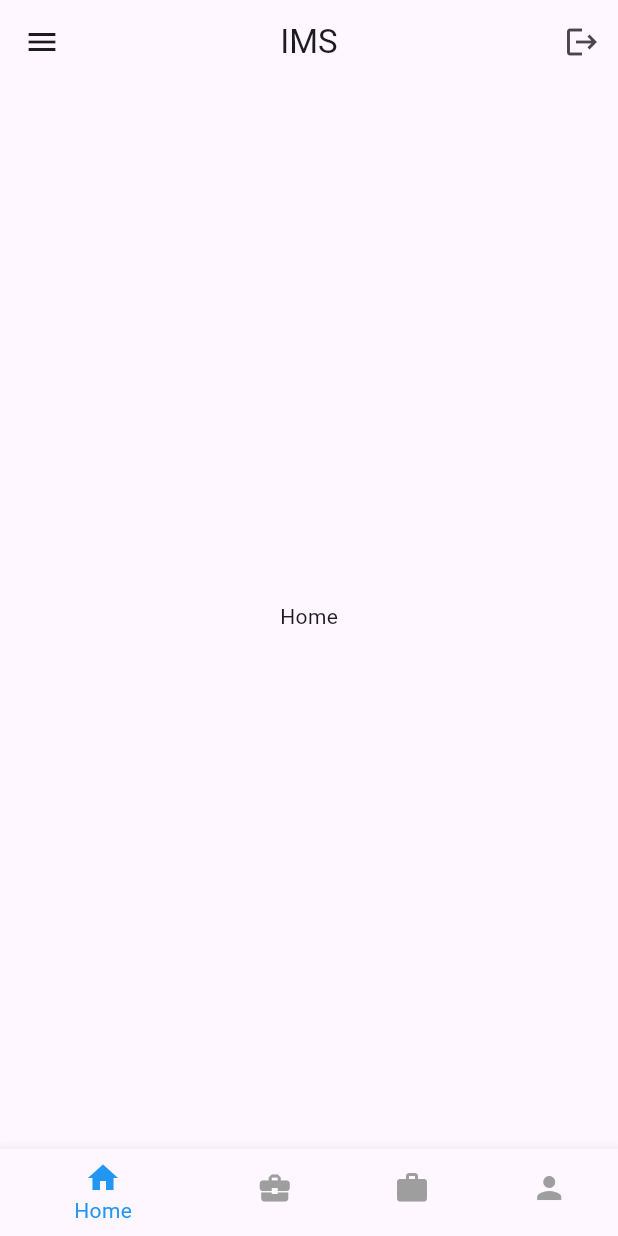
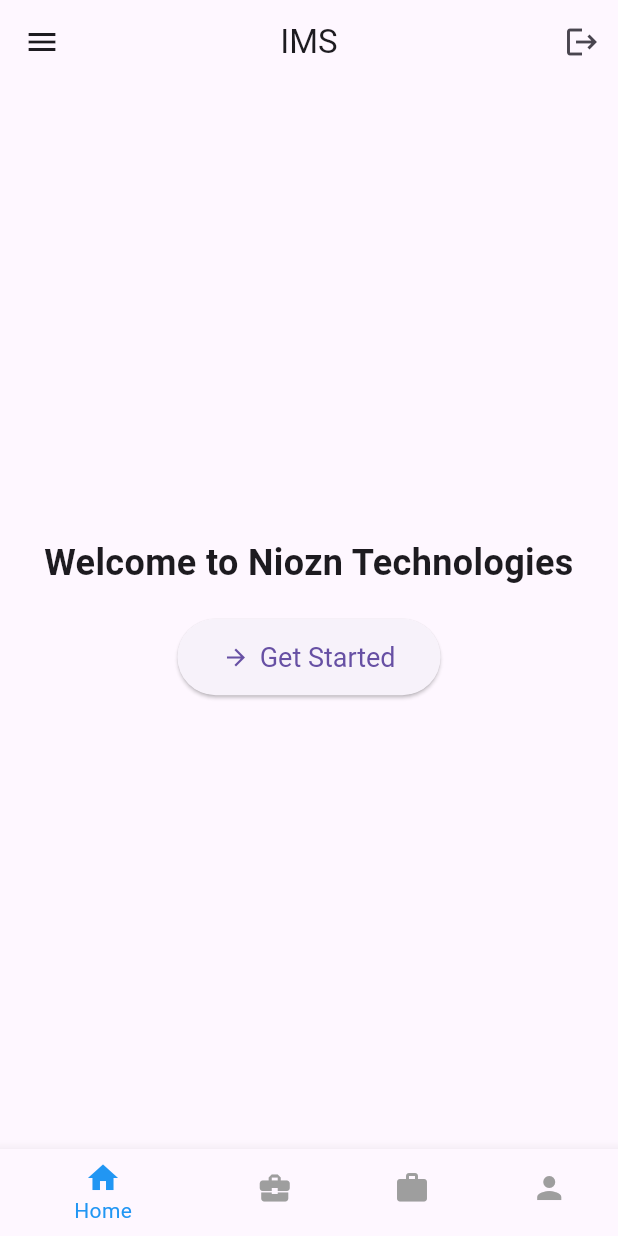
Before and after one commit to Akshayoojary/IMS-Flutter-project-MCA, a Flutter app: the screen it shows once a user with an empty profile is signed in, on a phone screen of 412 x 824 dp. Run offline on Flutter 3.47's test engine with Material 3 defaults, Android fonts, the phone set to English and light mode, and no system bars; our stand-ins replace cloud_firestore, email_validator, file_picker, firebase_auth, firebase_core, firebase_storage and 1 more; accounts and stored records are empty.

Commit message:
signup issue solved and some changes

```diff
--- a/ims/lib/main-pages/home-page.dart
+++ b/ims/lib/main-pages/home-page.dart
@@ -4,9 +4,10 @@
 import 'package:ims/main-pages/avil_internship.dart';  // Ensure correct import path
 import 'package:ims/components/top_app_bar.dart';
 import 'package:ims/pages/auth_page.dart';  // Import the modified TopAppBar widget
+import 'package:ims/main-pages/intern_dashboard.dart';  // Import the InternDashboard page
 
 class HomePage extends StatefulWidget {
-  const HomePage({Key? key}) : super(key: key);
+  const HomePage({super.key});
 
   @override
   State<HomePage> createState() => _HomePageState();
@@ -14,14 +15,13 @@
 
 class _HomePageState extends State<HomePage> {
   int _selectedIndex = 0;
-  final List<Widget> _pages = [
-    Center(child: Text('Home')),
-    Center(child: Text('Jobs')),
-    AvilInternshipPage(),  // Use the AvailInternship page here
-    const ProfilePage(),  // Use the ProfilePage here
-  ];
 
-  // Method to handle logout
+  void _onItemTapped(int index) {
+    setState(() {
+      _selectedIndex = index;
+    });
+  }
+
   void _logout() async {
     await FirebaseAuth.instance.signOut();
     Navigator.of(context).pushReplacement(
@@ -29,14 +29,41 @@
     );
   }
 
-  void _onItemTapped(int index) {
-    setState(() {
-      _selectedIndex = index;
-    });
-  }
-
   @override
   Widget build(BuildContext context) {
+    final List<Widget> _pages = [
+      Center(
+        child: Column(
+          mainAxisAlignment: MainAxisAlignment.center,
+          children: [
+            Text(
+              'Welcome to Niozn Technologies',
+              style: TextStyle(fontSize: 24, fontWeight: FontWeight.bold),
+              textAlign: TextAlign.center,
+            ),
+            SizedBox(height: 20),
+            ElevatedButton.icon(
+              onPressed: () {
+                Navigator.push(
+                  context,
+                  MaterialPageRoute(builder: (context) => const InternDashboard()),
+                );
+              },
+              icon: Icon(Icons.arrow_forward),
+              label: Text('Get Started'),
+              style: ElevatedButton.styleFrom(
+                padding: EdgeInsets.symmetric(horizontal: 30, vertical: 15),
+                textStyle: TextStyle(fontSize: 18),
+              ),
+            ),
+          ],
+        ),
+      ),
+      Center(child: Text('Jobs')),
+      AvilInternshipPage(),  // Use the AvailInternship page here
+      const ProfilePage(),  // Use the ProfilePage here
+    ];
+
     return Scaffold(
       appBar: TopAppBar(
         title: 'IMS',
--- a/ims/lib/main-pages/profil_page.dart
+++ b/ims/lib/main-pages/profil_page.dart
@@ -6,7 +6,7 @@
 import 'package:cloud_firestore/cloud_firestore.dart';
 import 'package:firebase_storage/firebase_storage.dart';
 import 'package:ims/main-pages/img_picker.dart'; // Ensure correct import path
-
+import 'package:ims/components/my_button.dart';
 class ProfilePage extends StatefulWidget {
   const ProfilePage({Key? key}) : super(key: key);
 
```
Also changed, not shown: ims/lib/main-pages/intern_dashboard.dart (added, +153 -0 lines), ims/lib/pages/register_page.dart (+28 -0 lines).
